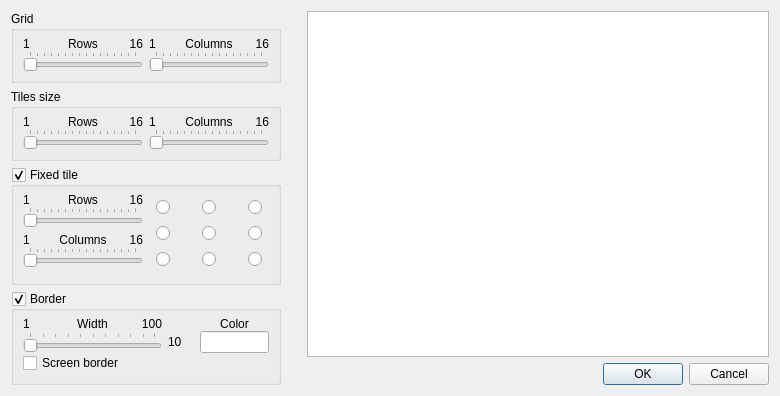
The window that src/gui/customlayoutdialog.ui (mistic100/UMWP-Autochanger) describes before a commit, drawn with Qt 5.
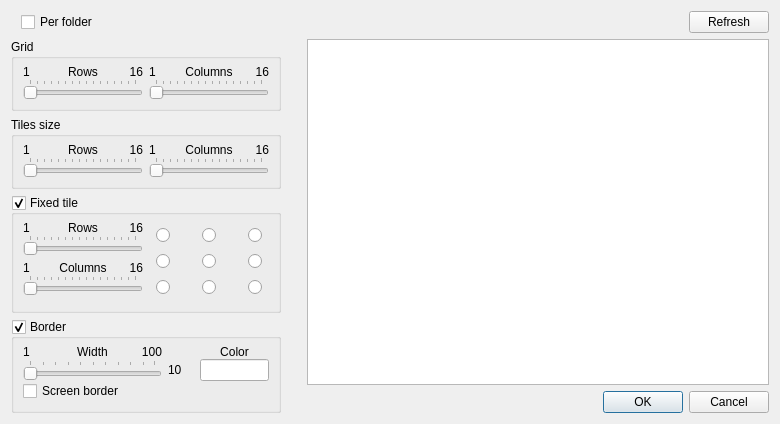
The same window after the commit. Icons and pictures are not drawn. Custom widgets are drawn as their Qt base class.

Commit message: Move "perf older" in custom layout, prepare config for #20

```diff
--- a/src/gui/customlayoutdialog.ui
+++ b/src/gui/customlayoutdialog.ui
@@ -10,7 +10,7 @@
     <x>0</x>
     <y>0</y>
     <width>780</width>
-    <height>375</height>
+    <height>407</height>
    </rect>
   </property>
   <property name="windowTitle">
@@ -20,7 +20,303 @@
    <property name="horizontalSpacing">
     <number>26</number>
    </property>
-   <item row="5" column="0" rowspan="3">
+   <item row="2" column="0">
+    <widget class="QGroupBox" name="grid">
+     <property name="layoutDirection">
+      <enum>Qt::LeftToRight</enum>
+     </property>
+     <property name="title">
+      <string>Grid</string>
+     </property>
+     <property name="checkable">
+      <bool>false</bool>
+     </property>
+     <layout class="QGridLayout" name="gridLayout">
+      <property name="topMargin">
+       <number>6</number>
+      </property>
+      <property name="verticalSpacing">
+       <number>0</number>
+      </property>
+      <item row="0" column="0">
+       <layout class="QHBoxLayout" name="horizontalLayout_2">
+        <item>
+         <widget class="QLabel" name="label_11">
+          <property name="text">
+           <string notr="true">1</string>
+          </property>
+         </widget>
+        </item>
+        <item>
+         <widget class="QLabel" name="label">
+          <property name="text">
+           <string>Rows</string>
+          </property>
+          <property name="alignment">
+           <set>Qt::AlignCenter</set>
+          </property>
+         </widget>
+        </item>
+        <item>
+         <widget class="QLabel" name="label_10">
+          <property name="text">
+           <string notr="true">16</string>
+          </property>
+          <property name="alignment">
+           <set>Qt::AlignRight|Qt::AlignTrailing|Qt::AlignVCenter</set>
+          </property>
+         </widget>
+        </item>
+       </layout>
+      </item>
+      <item row="0" column="1">
+       <layout class="QHBoxLayout" name="horizontalLayout_3">
+        <item>
+         <widget class="QLabel" name="label_13">
+          <property name="text">
+           <string notr="true">1</string>
+          </property>
+         </widget>
+        </item>
+        <item>
+         <widget class="QLabel" name="label_5">
+          <property name="text">
+           <string>Columns</string>
+          </property>
+          <property name="alignment">
+           <set>Qt::AlignCenter</set>
+          </property>
+         </widget>
+        </item>
+        <item>
+         <widget class="QLabel" name="label_12">
+          <property name="text">
+           <string notr="true">16</string>
+          </property>
+          <property name="alignment">
+           <set>Qt::AlignRight|Qt::AlignTrailing|Qt::AlignVCenter</set>
+          </property>
+         </widget>
+        </item>
+       </layout>
+      </item>
+      <item row="1" column="0">
+       <widget class="QSlider" name="rows">
+        <property name="minimum">
+         <number>1</number>
+        </property>
+        <property name="maximum">
+         <number>16</number>
+        </property>
+        <property name="orientation">
+         <enum>Qt::Horizontal</enum>
+        </property>
+        <property name="invertedAppearance">
+         <bool>false</bool>
+        </property>
+        <property name="invertedControls">
+         <bool>true</bool>
+        </property>
+        <property name="tickPosition">
+         <enum>QSlider::TicksAbove</enum>
+        </property>
+        <property name="tickInterval">
+         <number>1</number>
+        </property>
+       </widget>
+      </item>
+      <item row="1" column="1">
+       <widget class="QSlider" name="cols">
+        <property name="minimum">
+         <number>1</number>
+        </property>
+        <property name="maximum">
+         <number>16</number>
+        </property>
+        <property name="orientation">
+         <enum>Qt::Horizontal</enum>
+        </property>
+        <property name="tickPosition">
+         <enum>QSlider::TicksAbove</enum>
+        </property>
+        <property name="tickInterval">
+         <number>1</number>
+        </property>
+       </widget>
+      </item>
+     </layout>
+    </widget>
+   </item>
+   <item row="1" column="0">
+    <layout class="QHBoxLayout" name="horizontalLayout">
+     <property name="leftMargin">
+      <number>10</number>
+     </property>
+     <item>
+      <widget class="QCheckBox" name="checkFolder">
+       <property name="text">
+        <string>Per folder</string>
+       </property>
+      </widget>
+     </item>
+     <item>
+      <widget class="QPushButton" name="helpFolder">
+       <property name="cursor">
+        <cursorShape>WhatsThisCursor</cursorShape>
+       </property>
+       <property name="text">
+        <string/>
+       </property>
+       <property name="icon">
+        <iconset resource="../UMWP_Autochanger.qrc">
+         <normaloff>:/images/icons/help_color.png</normaloff>:/images/icons/help_color.png</iconset>
+       </property>
+       <property name="flat">
+        <bool>true</bool>
+       </property>
+      </widget>
+     </item>
+     <item>
+      <spacer name="horizontalSpacer_3">
+       <property name="orientation">
+        <enum>Qt::Horizontal</enum>
+       </property>
+       <property name="sizeHint" stdset="0">
+        <size>
+         <width>40</width>
+         <height>20</height>
+        </size>
+       </property>
+      </spacer>
+     </item>
+    </layout>
+   </item>
+   <item row="3" column="0">
+    <widget class="QGroupBox" name="tiles">
+     <property name="title">
+      <string>Tiles size</string>
+     </property>
+     <layout class="QGridLayout" name="gridLayout_2">
+      <property name="topMargin">
+       <number>6</number>
+      </property>
+      <property name="verticalSpacing">
+       <number>0</number>
+      </property>
+      <item row="0" column="0">
+       <layout class="QHBoxLayout" name="horizontalLayout_4">
+        <item>
+         <widget class="QLabel" name="label_15">
+          <property name="text">
+           <string notr="true">1</string>
+          </property>
+         </widget>
+        </item>
+        <item>
+         <widget class="QLabel" name="label_2">
+          <property name="text">
+           <string>Rows</string>
+          </property>
+          <property name="alignment">
+           <set>Qt::AlignCenter</set>
+          </property>
+         </widget>
+        </item>
+        <item>
+         <widget class="QLabel" name="tileRowsMaxLabel">
+          <property name="text">
+           <string notr="true">16</string>
+          </property>
+          <property name="alignment">
+           <set>Qt::AlignRight|Qt::AlignTrailing|Qt::AlignVCenter</set>
+          </property>
+         </widget>
+        </item>
+       </layout>
+      </item>
+      <item row="0" column="1">
+       <layout class="QHBoxLayout" name="horizontalLayout_5">
+        <item>
+         <widget class="QLabel" name="label_16">
+          <property name="text">
+           <string notr="true">1</string>
+          </property>
+         </widget>
+        </item>
+        <item>
+         <widget class="QLabel" name="label_6">
+          <property name="text">
+           <string>Columns</string>
+          </property>
+          <property name="alignment">
+           <set>Qt::AlignCenter</set>
+          </property>
+         </widget>
+        </item>
+        <item>
+         <widget class="QLabel" name="tileColsMaxLabel">
+          <property name="text">
+           <string notr="true">16</string>
+          </property>
+          <property name="alignment">
+           <set>Qt::AlignRight|Qt::AlignTrailing|Qt::AlignVCenter</set>
+          </property>
+         </widget>
+        </item>
+       </layout>
+      </item>
+      <item row="1" column="0">
+       <widget class="QxtSpanSlider" name="tileRows">
+        <property name="minimum">
+         <number>1</number>
+        </property>
+        <property name="maximum">
+         <number>16</number>
+        </property>
+        <property name="orientation">
+         <enum>Qt::Horizontal</enum>
+        </property>
+        <property name="tickPosition">
+         <enum>QSlider::TicksAbove</enum>
+        </property>
+        <property name="tickInterval">
+         <number>1</number>
+        </property>
+       </widget>
+      </item>
+      <item row="1" column="1">
+       <widget class="QxtSpanSlider" name="tileCols">
+        <property name="minimum">
+         <number>1</number>
+        </property>
+        <property name="maximum">
+         <number>16</number>
+        </property>
+        <property name="orientation">
+         <enum>Qt::Horizontal</enum>
+        </property>
+        <property name="tickPosition">
+         <enum>QSlider::TicksAbove</enum>
+        </property>
+        <property name="tickInterval">
+         <number>1</number>
+        </property>
+       </widget>
+      </item>
+     </layout>
+    </widget>
+   </item>
+   <item row="9" column="1">
+    <widget class="QDialogButtonBox" name="buttonBox">
+     <property name="orientation">
+      <enum>Qt::Horizontal</enum>
+     </property>
+     <property name="standardButtons">
+      <set>QDialogButtonBox::Cancel|QDialogButtonBox::Ok</set>
+     </property>
+    </widget>
+   </item>
+   <item row="7" column="0" rowspan="3">
     <widget class="QGroupBox" name="borderEnabled">
      <property name="title">
       <string>Border</string>
@@ -121,7 +417,7 @@
      </layout>
     </widget>
    </item>
-   <item row="2" column="0" rowspan="3">
+   <item row="4" column="0" rowspan="3">
     <widget class="QGroupBox" name="mainEnabled">
      <property name="title">
       <string>Fixed tile</string>
@@ -446,259 +742,7 @@
      </layout>
     </widget>
    </item>
-   <item row="1" column="0">
-    <widget class="QGroupBox" name="tiles">
-     <property name="title">
-      <string>Tiles size</string>
-     </property>
-     <layout class="QGridLayout" name="gridLayout_2">
-      <property name="topMargin">
-       <number>6</number>
-      </property>
-      <property name="verticalSpacing">
-       <number>0</number>
-      </property>
-      <item row="0" column="0">
-       <layout class="QHBoxLayout" name="horizontalLayout_4">
-        <item>
-         <widget class="QLabel" name="label_15">
-          <property name="text">
-           <string notr="true">1</string>
-          </property>
-         </widget>
-        </item>
-        <item>
-         <widget class="QLabel" name="label_2">
-          <property name="text">
-           <string>Rows</string>
-          </property>
-          <property name="alignment">
-           <set>Qt::AlignCenter</set>
-          </property>
-         </widget>
-        </item>
-        <item>
-         <widget class="QLabel" name="tileRowsMaxLabel">
-          <property name="text">
-           <string notr="true">16</string>
-          </property>
-          <property name="alignment">
-           <set>Qt::AlignRight|Qt::AlignTrailing|Qt::AlignVCenter</set>
-          </property>
-         </widget>
-        </item>
-       </layout>
-      </item>
-      <item row="0" column="1">
-       <layout class="QHBoxLayout" name="horizontalLayout_5">
-        <item>
-         <widget class="QLabel" name="label_16">
-          <property name="text">
-           <string notr="true">1</string>
-          </property>
-         </widget>
-        </item>
-        <item>
-         <widget class="QLabel" name="label_6">
-          <property name="text">
-           <string>Columns</string>
-          </property>
-          <property name="alignment">
-           <set>Qt::AlignCenter</set>
-          </property>
-         </widget>
-        </item>
-        <item>
-         <widget class="QLabel" name="tileColsMaxLabel">
-          <property name="text">
-           <string notr="true">16</string>
-          </property>
-          <property name="alignment">
-           <set>Qt::AlignRight|Qt::AlignTrailing|Qt::AlignVCenter</set>
-          </property>
-         </widget>
-        </item>
-       </layout>
-      </item>
-      <item row="1" column="0">
-       <widget class="QxtSpanSlider" name="tileRows">
-        <property name="minimum">
-         <number>1</number>
-        </property>
-        <property name="maximum">
-         <number>16</number>
-        </property>
-        <property name="orientation">
-         <enum>Qt::Horizontal</enum>
-        </property>
-        <property name="tickPosition">
-         <enum>QSlider::TicksAbove</enum>
-        </property>
-        <property name="tickInterval">
-         <number>1</number>
-        </property>
-       </widget>
-      </item>
-      <item row="1" column="1">
-       <widget class="QxtSpanSlider" name="tileCols">
-        <property name="minimum">
-         <number>1</number>
-        </property>
-        <property name="maximum">
-         <number>16</number>
-        </property>
-        <property name="orientation">
-         <enum>Qt::Horizontal</enum>
-        </property>
-        <property name="tickPosition">
-         <enum>QSlider::TicksAbove</enum>
-        </property>
-        <property name="tickInterval">
-         <number>1</number>
-        </property>
-       </widget>
-      </item>
-     </layout>
-    </widget>
-   </item>
-   <item row="0" column="0">
-    <widget class="QGroupBox" name="grid">
-     <property name="layoutDirection">
-      <enum>Qt::LeftToRight</enum>
-     </property>
-     <property name="title">
-      <string>Grid</string>
-     </property>
-     <property name="checkable">
-      <bool>false</bool>
-     </property>
-     <layout class="QGridLayout" name="gridLayout">
-      <property name="topMargin">
-       <number>6</number>
-      </property>
-      <property name="verticalSpacing">
-       <number>0</number>
-      </property>
-      <item row="0" column="0">
-       <layout class="QHBoxLayout" name="horizontalLayout_2">
-        <item>
-         <widget class="QLabel" name="label_11">
-          <property name="text">
-           <string notr="true">1</string>
-          </property>
-         </widget>
-        </item>
-        <item>
-         <widget class="QLabel" name="label">
-          <property name="text">
-           <string>Rows</string>
-          </property>
-          <property name="alignment">
-           <set>Qt::AlignCenter</set>
-          </property>
-         </widget>
-        </item>
-        <item>
-         <widget class="QLabel" name="label_10">
-          <property name="text">
-           <string notr="true">16</string>
-          </property>
-          <property name="alignment">
-           <set>Qt::AlignRight|Qt::AlignTrailing|Qt::AlignVCenter</set>
-          </property>
-         </widget>
-        </item>
-       </layout>
-      </item>
-      <item row="0" column="1">
-       <layout class="QHBoxLayout" name="horizontalLayout_3">
-        <item>
-         <widget class="QLabel" name="label_13">
-          <property name="text">
-           <string notr="true">1</string>
-          </property>
-         </widget>
-        </item>
-        <item>
-         <widget class="QLabel" name="label_5">
-          <property name="text">
-           <string>Columns</string>
-          </property>
-          <property name="alignment">
-           <set>Qt::AlignCenter</set>
-          </property>
-         </widget>
-        </item>
-        <item>
-         <widget class="QLabel" name="label_12">
-          <property name="text">
-           <string notr="true">16</string>
-          </property>
-          <property name="alignment">
-           <set>Qt::AlignRight|Qt::AlignTrailing|Qt::AlignVCenter</set>
-          </property>
-         </widget>
-        </item>
-       </layout>
-      </item>
-      <item row="1" column="0">
-       <widget class="QSlider" name="rows">
-        <property name="minimum">
-         <number>1</number>
-        </property>
-        <property name="maximum">
-         <number>16</number>
-        </property>
-        <property name="orientation">
-         <enum>Qt::Horizontal</enum>
-        </property>
-        <property name="invertedAppearance">
-         <bool>false</bool>
-        </property>
-        <property name="invertedControls">
-         <bool>true</bool>
-        </property>
-        <property name="tickPosition">
-         <enum>QSlider::TicksAbove</enum>
-        </property>
-        <property name="tickInterval">
-         <number>1</number>
-        </property>
-       </widget>
-      </item>
-      <item row="1" column="1">
-       <widget class="QSlider" name="cols">
-        <property name="minimum">
-         <number>1</number>
-        </property>
-        <property name="maximum">
-         <number>16</number>
-        </property>
-        <property name="orientation">
-         <enum>Qt::Horizontal</enum>
-        </property>
-        <property name="tickPosition">
-         <enum>QSlider::TicksAbove</enum>
-        </property>
-        <property name="tickInterval">
-         <number>1</number>
-        </property>
-       </widget>
-      </item>
-     </layout>
-    </widget>
-   </item>
-   <item row="7" column="1">
-    <widget class="QDialogButtonBox" name="buttonBox">
-     <property name="orientation">
-      <enum>Qt::Horizontal</enum>
-     </property>
-     <property name="standardButtons">
-      <set>QDialogButtonBox::Cancel|QDialogButtonBox::Ok</set>
-     </property>
-    </widget>
-   </item>
-   <item row="0" column="1" rowspan="7">
+   <item row="2" column="1" rowspan="7">
     <widget class="QGraphicsView" name="view">
      <property name="verticalScrollBarPolicy">
       <enum>Qt::ScrollBarAlwaysOff</enum>
@@ -708,6 +752,34 @@
      </property>
     </widget>
    </item>
+   <item row="1" column="1">
+    <layout class="QHBoxLayout" name="horizontalLayout_10">
+     <item>
+      <spacer name="horizontalSpacer_4">
+       <property name="orientation">
+        <enum>Qt::Horizontal</enum>
+       </property>
+       <property name="sizeHint" stdset="0">
+        <size>
+         <width>40</width>
+         <height>20</height>
+        </size>
+       </property>
+      </spacer>
+     </item>
+     <item>
+      <widget class="QPushButton" name="buttonRefresh">
+       <property name="text">
+        <string>Refresh</string>
+       </property>
+       <property name="icon">
+        <iconset resource="../UMWP_Autochanger.qrc">
+         <normaloff>:/images/icons/refresh.png</normaloff>:/images/icons/refresh.png</iconset>
+       </property>
+      </widget>
+     </item>
+    </layout>
+   </item>
   </layout>
  </widget>
  <customwidgets>
```
Left out of the diff: 4 changed lines with no effect on the pictures. The commit also changes 22 other files.
